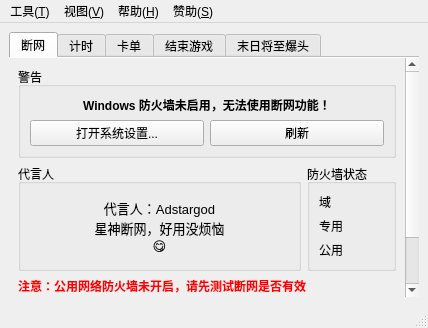
First picture: the form in EliteSpeedrunTool/MainWindow.ui, repository GTA5Oracle/EliteSpeedrunTool, before the edit.
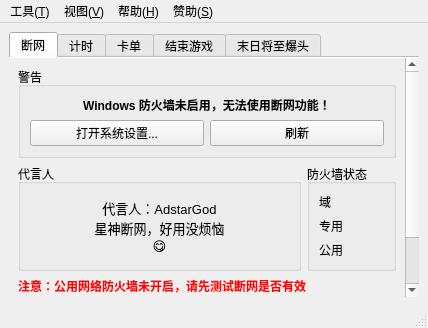
Second picture: the form after the edit. Icons and pictures are not drawn.

```diff
--- a/EliteSpeedrunTool/MainWindow.ui
+++ b/EliteSpeedrunTool/MainWindow.ui
@@ -57,7 +57,7 @@
              <x>0</x>
              <y>0</y>
              <width>396</width>
-             <height>290</height>
+             <height>298</height>
             </rect>
            </property>
            <layout class="QVBoxLayout" name="verticalLayout_6">
@@ -131,7 +131,7 @@
                     </font>
                    </property>
                    <property name="text">
-                    <string>代言人：Adstargod
+                    <string>代言人：AdstarGod
 星神断网，好用没烦恼
 😋</string>
                    </property>
```
Left out of the diff: 2 changed lines with no effect on the pictures.
